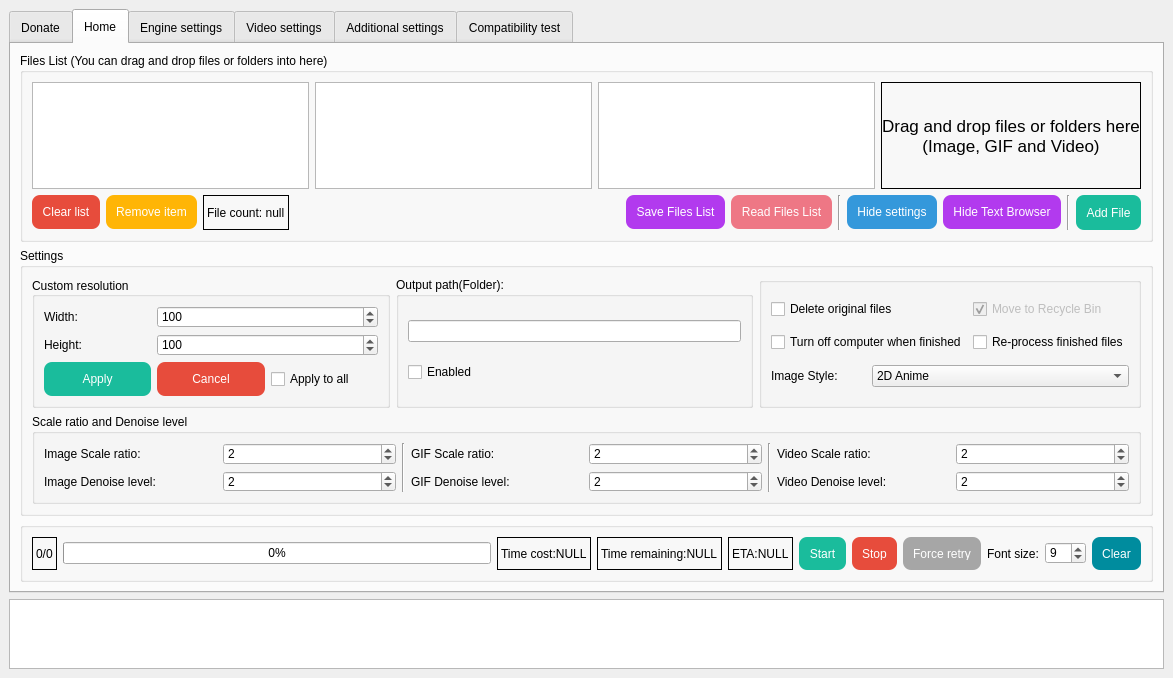
First picture: the form in SRC/Waifu2x-Extension-QT/mainwindow.ui, repository AaronFeng753/Waifu2x-Extension-GUI, before the edit.
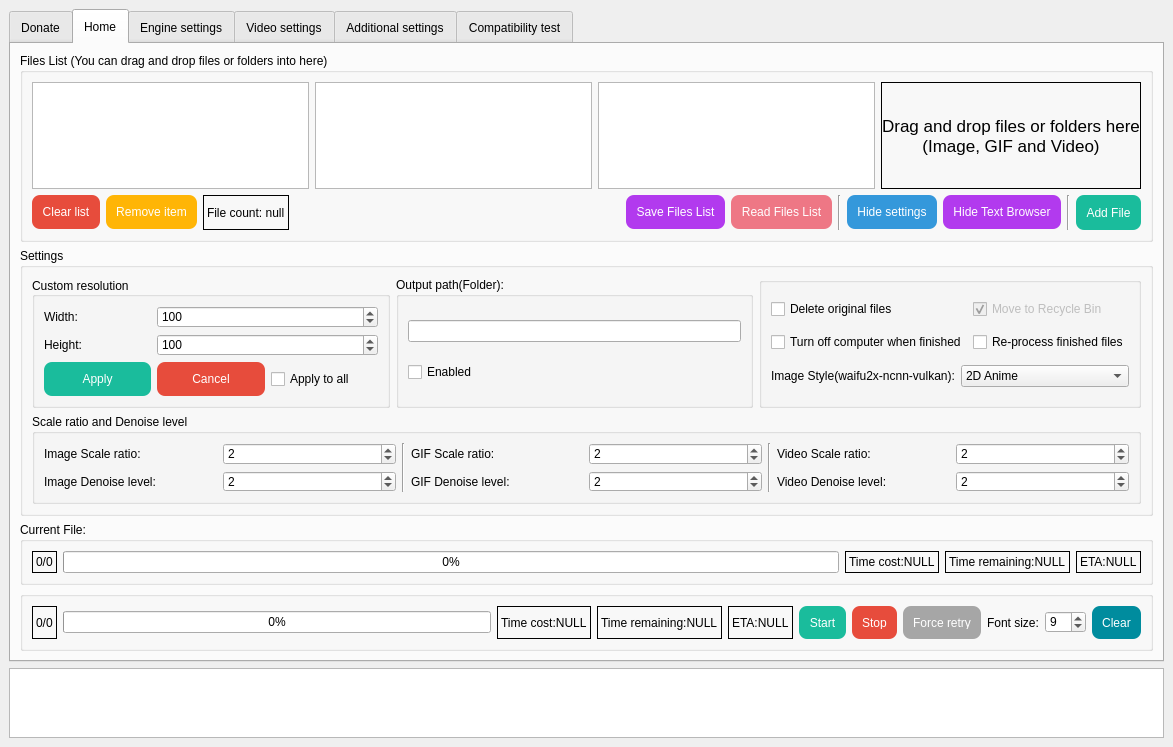
Second picture: the form after the edit. The open tabs and pages were chosen to show the change. Icons and pictures are not drawn.

Diff of the .ui file:
```diff
--- a/SRC/Waifu2x-Extension-QT/mainwindow.ui
+++ b/SRC/Waifu2x-Extension-QT/mainwindow.ui
@@ -7,7 +7,7 @@
     <x>0</x>
     <y>0</y>
     <width>1173</width>
-    <height>678</height>
+    <height>747</height>
    </rect>
   </property>
   <property name="sizePolicy">
@@ -256,6 +256,315 @@
         <string>Home</string>
        </attribute>
        <layout class="QGridLayout" name="gridLayout_15">
+        <item row="4" column="0" colspan="2">
+         <widget class="QGroupBox" name="groupBox_Progress">
+          <property name="sizePolicy">
+           <sizepolicy hsizetype="Preferred" vsizetype="Preferred">
+            <horstretch>0</horstretch>
+            <verstretch>0</verstretch>
+           </sizepolicy>
+          </property>
+          <property name="minimumSize">
+           <size>
+            <width>0</width>
+            <height>0</height>
+           </size>
+          </property>
+          <property name="maximumSize">
+           <size>
+            <width>16777215</width>
+            <height>60</height>
+           </size>
+          </property>
+          <property name="title">
+           <string/>
+          </property>
+          <layout class="QGridLayout" name="gridLayout_11">
+           <item row="0" column="1">
+            <widget class="QProgressBar" name="progressBar">
+             <property name="value">
+              <number>0</number>
+             </property>
+             <property name="format">
+              <string notr="true">%p%</string>
+             </property>
+            </widget>
+           </item>
+           <item row="0" column="9">
+            <widget class="QLabel" name="label_TextBroFontSize">
+             <property name="text">
+              <string>Font size:</string>
+             </property>
+            </widget>
+           </item>
+           <item row="0" column="3">
+            <widget class="QLabel" name="label_TimeRemain">
+             <property name="frameShape">
+              <enum>QFrame::Box</enum>
+             </property>
+             <property name="lineWidth">
+              <number>1</number>
+             </property>
+             <property name="text">
+              <string>Time remaining:NULL</string>
+             </property>
+            </widget>
+           </item>
+           <item row="0" column="4">
+            <widget class="QLabel" name="label_ETA">
+             <property name="frameShape">
+              <enum>QFrame::Box</enum>
+             </property>
+             <property name="lineWidth">
+              <number>1</number>
+             </property>
+             <property name="text">
+              <string>ETA:NULL</string>
+             </property>
+            </widget>
+           </item>
+           <item row="0" column="6">
+            <widget class="QPushButton" name="pushButton_Stop">
+             <property name="maximumSize">
+              <size>
+               <width>70</width>
+               <height>16777215</height>
+              </size>
+             </property>
+             <property name="styleSheet">
+              <string notr="true">QPushButton{
+background-color: rgb(231, 76, 60);
+color: rgb(255, 255, 255);
+border-style:outset;
+border-radius:8px;
+padding:10px;
+}
+QPushButton:hover{
+background-color: rgb(255, 102, 64);
+color: rgb(255, 255, 255);
+border-style:outset;
+border-radius:8px;
+padding:10px;
+}
+QPushButton:pressed{
+background-color: rgb(204, 65, 53);
+color: rgb(255, 255, 255);
+border-style:outset;
+border-radius:8px;
+padding:10px;
+}
+QPushButton{
+background-color: rgb(231, 76, 60);
+color: rgb(255, 255, 255);
+border-style:outset;
+border-radius:8px;
+padding:10px;
+}
+QPushButton:hover{
+background-color: rgb(255, 102, 64);
+color: rgb(255, 255, 255);
+border-style:outset;
+border-radius:8px;
+padding:10px;
+}
+QPushButton:disabled{
+	background-color: rgb(166, 166, 166);
+color: rgb(255, 255, 255);
+border-style:outset;
+border-radius:8px;
+padding:10px;
+}</string>
+             </property>
+             <property name="text">
+              <string>Stop</string>
+             </property>
+            </widget>
+           </item>
+           <item row="0" column="5">
+            <widget class="QPushButton" name="pushButton_Start">
+             <property name="minimumSize">
+              <size>
+               <width>0</width>
+               <height>0</height>
+              </size>
+             </property>
+             <property name="maximumSize">
+              <size>
+               <width>70</width>
+               <height>16777215</height>
+              </size>
+             </property>
+             <property name="toolTip">
+              <string>The result images will stay in the same folder of source images.</string>
+             </property>
+             <property name="styleSheet">
+              <string notr="true">QPushButton{
+background-color: rgb(26, 188, 156);
+color: rgb(255, 255, 255);
+border-style:outset;
+border-radius:8px;
+padding:10px;
+}
+QPushButton:hover{
+background-color: rgb(29, 214, 177);
+color: rgb(255, 255, 255);
+border-style:outset;
+border-radius:8px;
+padding:10px;
+}
+QPushButton:pressed{
+background-color: rgb(23, 173, 143);
+color: rgb(255, 255, 255);
+border-style:outset;
+border-radius:8px;
+padding:10px;
+}
+QPushButton:disabled{
+background-color: rgb(166, 166, 166);
+color: rgb(255, 255, 255);
+border-style:outset;
+border-radius:8px;
+padding:10px;
+}</string>
+             </property>
+             <property name="text">
+              <string>Start</string>
+             </property>
+            </widget>
+           </item>
+           <item row="0" column="11">
+            <widget class="QPushButton" name="pushButton_clear_textbrowser">
+             <property name="toolTip">
+              <string>Clear text browser.</string>
+             </property>
+             <property name="styleSheet">
+              <string notr="true">QPushButton{
+	background-color: rgb(0, 140, 158);
+color: rgb(255, 255, 255);
+border-style:outset;
+border-radius:8px;
+padding:10px;
+}
+QPushButton:hover{
+	background-color: rgb(0, 190, 211);
+color: rgb(255, 255, 255);
+border-style:outset;
+border-radius:8px;
+padding:10px;
+}
+QPushButton:pressed{
+	background-color: rgb(0, 108, 120);
+color: rgb(255, 255, 255);
+border-style:outset;
+border-radius:8px;
+padding:10px;
+}
+QPushButton:disabled{
+background-color: rgb(166, 166, 166);
+color: rgb(255, 255, 255);
+border-style:outset;
+border-radius:8px;
+padding:10px;
+}</string>
+             </property>
+             <property name="text">
+              <string>Clear</string>
+             </property>
+            </widget>
+           </item>
+           <item row="0" column="7">
+            <widget class="QPushButton" name="pushButton_ForceRetry">
+             <property name="enabled">
+              <bool>false</bool>
+             </property>
+             <property name="toolTip">
+              <string>In some cases, the waifu2x process can get stuck.
+
+When you find that the [Scale and denoise] progress has 
+not changed for a long time, it is recommended that you 
+perform a forced retry to remove the stuck.
+
+You can try using [Force Retry] to end the waifu2x process 
+and restart it, and the entire [Scale and denoise] process 
+will not be interrupted and will continue.</string>
+             </property>
+             <property name="styleSheet">
+              <string notr="true">QPushButton{
+background-color: rgb(178, 58, 238);
+color: rgb(255, 255, 255);
+border-style:outset;
+border-radius:8px;
+padding:10px;
+}
+QPushButton:hover{
+background-color: rgb(191, 62, 255);
+color: rgb(255, 255, 255);
+border-style:outset;
+border-radius:8px;
+padding:10px;
+}
+QPushButton:pressed{
+background-color: rgb(154, 50, 205);
+color: rgb(255, 255, 255);
+border-style:outset;
+border-radius:8px;
+padding:10px;
+}
+QPushButton:disabled{
+background-color: rgb(166, 166, 166);
+color: rgb(255, 255, 255);
+border-style:outset;
+border-radius:8px;
+padding:10px;
+}</string>
+             </property>
+             <property name="text">
+              <string>Force retry</string>
+             </property>
+            </widget>
+           </item>
+           <item row="0" column="2">
+            <widget class="QLabel" name="label_TimeCost">
+             <property name="frameShape">
+              <enum>QFrame::Box</enum>
+             </property>
+             <property name="lineWidth">
+              <number>1</number>
+             </property>
+             <property name="text">
+              <string>Time cost:NULL</string>
+             </property>
+            </widget>
+           </item>
+           <item row="0" column="10">
+            <widget class="QSpinBox" name="spinBox_textbrowser_fontsize">
+             <property name="minimum">
+              <number>1</number>
+             </property>
+             <property name="value">
+              <number>9</number>
+             </property>
+            </widget>
+           </item>
+           <item row="0" column="0">
+            <widget class="QLabel" name="label_progressBar_filenum">
+             <property name="frameShape">
+              <enum>QFrame::Box</enum>
+             </property>
+             <property name="frameShadow">
+              <enum>QFrame::Plain</enum>
+             </property>
+             <property name="lineWidth">
+              <number>1</number>
+             </property>
+             <property name="text">
+              <string notr="true">0/0</string>
+             </property>
+            </widget>
+           </item>
+          </layout>
+         </widget>
+        </item>
         <item row="1" column="0" colspan="2">
          <widget class="QGroupBox" name="groupBox_FileList">
           <property name="minimumSize">
@@ -784,315 +1093,6 @@
           </layout>
          </widget>
         </item>
-        <item row="3" column="0" colspan="2">
-         <widget class="QGroupBox" name="groupBox_Progress">
-          <property name="sizePolicy">
-           <sizepolicy hsizetype="Preferred" vsizetype="Preferred">
-            <horstretch>0</horstretch>
-            <verstretch>0</verstretch>
-           </sizepolicy>
-          </property>
-          <property name="minimumSize">
-           <size>
-            <width>0</width>
-            <height>0</height>
-           </size>
-          </property>
-          <property name="maximumSize">
-           <size>
-            <width>16777215</width>
-            <height>60</height>
-           </size>
-          </property>
-          <property name="title">
-           <string/>
-          </property>
-          <layout class="QGridLayout" name="gridLayout_11">
-           <item row="0" column="1">
-            <widget class="QProgressBar" name="progressBar">
-             <property name="value">
-              <number>0</number>
-             </property>
-             <property name="format">
-              <string notr="true">%p%</string>
-             </property>
-            </widget>
-           </item>
-           <item row="0" column="9">
-            <widget class="QLabel" name="label_TextBroFontSize">
-             <property name="text">
-              <string>Font size:</string>
-             </property>
-            </widget>
-           </item>
-           <item row="0" column="3">
-            <widget class="QLabel" name="label_TimeRemain">
-             <property name="frameShape">
-              <enum>QFrame::Box</enum>
-             </property>
-             <property name="lineWidth">
-              <number>1</number>
-             </property>
-             <property name="text">
-              <string>Time remaining:NULL</string>
-             </property>
-            </widget>
-           </item>
-           <item row="0" column="4">
-            <widget class="QLabel" name="label_ETA">
-             <property name="frameShape">
-              <enum>QFrame::Box</enum>
-             </property>
-             <property name="lineWidth">
-              <number>1</number>
-             </property>
-             <property name="text">
-              <string>ETA:NULL</string>
-             </property>
-            </widget>
-           </item>
-           <item row="0" column="6">
-            <widget class="QPushButton" name="pushButton_Stop">
-             <property name="maximumSize">
-              <size>
-               <width>70</width>
-               <height>16777215</height>
-              </size>
-             </property>
-             <property name="styleSheet">
-              <string notr="true">QPushButton{
-background-color: rgb(231, 76, 60);
-color: rgb(255, 255, 255);
-border-style:outset;
-border-radius:8px;
-padding:10px;
-}
-QPushButton:hover{
-background-color: rgb(255, 102, 64);
-color: rgb(255, 255, 255);
-border-style:outset;
-border-radius:8px;
-padding:10px;
-}
-QPushButton:pressed{
-background-color: rgb(204, 65, 53);
-color: rgb(255, 255, 255);
-border-style:outset;
-border-radius:8px;
-padding:10px;
-}
-QPushButton{
-background-color: rgb(231, 76, 60);
-color: rgb(255, 255, 255);
-border-style:outset;
-border-radius:8px;
-padding:10px;
-}
-QPushButton:hover{
-background-color: rgb(255, 102, 64);
-color: rgb(255, 255, 255);
-border-style:outset;
-border-radius:8px;
-padding:10px;
-}
-QPushButton:disabled{
-	background-color: rgb(166, 166, 166);
-color: rgb(255, 255, 255);
-border-style:outset;
-border-radius:8px;
-padding:10px;
-}</string>
-             </property>
-             <property name="text">
-              <string>Stop</string>
-             </property>
-            </widget>
-           </item>
-           <item row="0" column="5">
-            <widget class="QPushButton" name="pushButton_Start">
-             <property name="minimumSize">
-              <size>
-               <width>0</width>
-               <height>0</height>
-              </size>
-             </property>
-             <property name="maximumSize">
-              <size>
-               <width>70</width>
-               <height>16777215</height>
-              </size>
-             </property>
-             <property name="toolTip">
-              <string>The result images will stay in the same folder of source images.</string>
-             </property>
-             <property name="styleSheet">
-              <string notr="true">QPushButton{
-background-color: rgb(26, 188, 156);
-color: rgb(255, 255, 255);
-border-style:outset;
-border-radius:8px;
-padding:10px;
-}
-QPushButton:hover{
-background-color: rgb(29, 214, 177);
-color: rgb(255, 255, 255);
-border-style:outset;
-border-radius:8px;
-padding:10px;
-}
-QPushButton:pressed{
-background-color: rgb(23, 173, 143);
-color: rgb(255, 255, 255);
-border-style:outset;
-border-radius:8px;
-padding:10px;
-}
-QPushButton:disabled{
-background-color: rgb(166, 166, 166);
-color: rgb(255, 255, 255);
-border-style:outset;
-border-radius:8px;
-padding:10px;
-}</string>
-             </property>
-             <property name="text">
-              <string>Start</string>
-             </property>
-            </widget>
-           </item>
-           <item row="0" column="11">
-            <widget class="QPushButton" name="pushButton_clear_textbrowser">
-             <property name="toolTip">
-              <string>Clear text browser.</string>
-             </property>
-             <property name="styleSheet">
-              <string notr="true">QPushButton{
-	background-color: rgb(0, 140, 158);
-color: rgb(255, 255, 255);
-border-style:outset;
-border-radius:8px;
-padding:10px;
-}
-QPushButton:hover{
-	background-color: rgb(0, 190, 211);
-color: rgb(255, 255, 255);
-border-style:outset;
-border-radius:8px;
-padding:10px;
-}
-QPushButton:pressed{
-	background-color: rgb(0, 108, 120);
-color: rgb(255, 255, 255);
-border-style:outset;
-border-radius:8px;
-padding:10px;
-}
-QPushButton:disabled{
-background-color: rgb(166, 166, 166);
-color: rgb(255, 255, 255);
-border-style:outset;
-border-radius:8px;
-padding:10px;
-}</string>
-             </property>
-             <property name="text">
-              <string>Clear</string>
-             </property>
-            </widget>
-           </item>
-           <item row="0" column="7">
-            <widget class="QPushButton" name="pushButton_ForceRetry">
-             <property name="enabled">
-              <bool>false</bool>
-             </property>
-             <property name="toolTip">
-              <string>In some cases, the waifu2x process can get stuck.
-
-When you find that the [Scale and denoise] progress has 
-not changed for a long time, it is recommended that you 
-perform a forced retry to remove the stuck.
-
-You can try using [Force Retry] to end the waifu2x process 
-and restart it, and the entire [Scale and denoise] process 
-will not be interrupted and will continue.</string>
-             </property>
-             <property name="styleSheet">
-              <string notr="true">QPushButton{
-background-color: rgb(178, 58, 238);
-color: rgb(255, 255, 255);
-border-style:outset;
-border-radius:8px;
-padding:10px;
-}
-QPushButton:hover{
-background-color: rgb(191, 62, 255);
-color: rgb(255, 255, 255);
-border-style:outset;
-border-radius:8px;
-padding:10px;
-}
-QPushButton:pressed{
-background-color: rgb(154, 50, 205);
-color: rgb(255, 255, 255);
-border-style:outset;
-border-radius:8px;
-padding:10px;
-}
-QPushButton:disabled{
-background-color: rgb(166, 166, 166);
-color: rgb(255, 255, 255);
-border-style:outset;
-border-radius:8px;
-padding:10px;
-}</string>
-             </property>
-             <property name="text">
-              <string>Force retry</string>
-             </property>
-            </widget>
-           </item>
-           <item row="0" column="2">
-            <widget class="QLabel" name="label_TimeCost">
-             <property name="frameShape">
-              <enum>QFrame::Box</enum>
-             </property>
-             <property name="lineWidth">
-              <number>1</number>
-             </property>
-             <property name="text">
-              <string>Time cost:NULL</string>
-             </property>
-            </widget>
-           </item>
-           <item row="0" column="10">
-            <widget class="QSpinBox" name="spinBox_textbrowser_fontsize">
-             <property name="minimum">
-              <number>1</number>
-             </property>
-             <property name="value">
-              <number>9</number>
-             </property>
-            </widget>
-           </item>
-           <item row="0" column="0">
-            <widget class="QLabel" name="label_progressBar_filenum">
-             <property name="frameShape">
-              <enum>QFrame::Box</enum>
-             </property>
-             <property name="frameShadow">
-              <enum>QFrame::Plain</enum>
-             </property>
-             <property name="lineWidth">
-              <number>1</number>
-             </property>
-             <property name="text">
-              <string notr="true">0/0</string>
-             </property>
-            </widget>
-           </item>
-          </layout>
-         </widget>
-        </item>
         <item row="2" column="0" colspan="2">
          <widget class="QGroupBox" name="groupBox_Setting">
           <property name="minimumSize">
@@ -1642,7 +1642,7 @@
 SRMD-ncnn-vulkan can supports all image style without change any settings.</string>
                 </property>
                 <property name="text">
-                 <string>Image Style:</string>
+                 <string>Image Style(waifu2x-ncnn-vulkan):</string>
                 </property>
                 <property name="alignment">
                  <set>Qt::AlignLeading|Qt::AlignLeft|Qt::AlignVCenter</set>
@@ -1694,6 +1694,71 @@
           </layout>
          </widget>
         </item>
+        <item row="3" column="0" colspan="2">
+         <widget class="QGroupBox" name="groupBox_CurrentFile">
+          <property name="minimumSize">
+           <size>
+            <width>0</width>
+            <height>0</height>
+           </size>
+          </property>
+          <property name="title">
+           <string>Current File:</string>
+          </property>
+          <layout class="QGridLayout" name="gridLayout_28">
+           <item row="0" column="1">
+            <widget class="QProgressBar" name="progressBar_CurrentFile">
+             <property name="value">
+              <number>0</number>
+             </property>
+            </widget>
+           </item>
+           <item row="0" column="0">
+            <widget class="QLabel" name="label_FrameProgress_CurrentFile">
+             <property name="frameShape">
+              <enum>QFrame::Box</enum>
+             </property>
+             <property name="frameShadow">
+              <enum>QFrame::Plain</enum>
+             </property>
+             <property name="text">
+              <string notr="true">0/0</string>
+             </property>
+            </widget>
+           </item>
+           <item row="0" column="2">
+            <widget class="QLabel" name="label_TimeCost_CurrentFile">
+             <property name="frameShape">
+              <enum>QFrame::Box</enum>
+             </property>
+             <property name="text">
+              <string>Time cost:NULL</string>
+             </property>
+            </widget>
+           </item>
+           <item row="0" column="3">
+            <widget class="QLabel" name="label_TimeRemain_CurrentFile">
+             <property name="frameShape">
+              <enum>QFrame::Box</enum>
+             </property>
+             <property name="text">
+              <string>Time remaining:NULL</string>
+             </property>
+            </widget>
+           </item>
+           <item row="0" column="4">
+            <widget class="QLabel" name="label_ETA_CurrentFile">
+             <property name="frameShape">
+              <enum>QFrame::Box</enum>
+             </property>
+             <property name="text">
+              <string>ETA:NULL</string>
+             </property>
+            </widget>
+           </item>
+          </layout>
+         </widget>
+        </item>
        </layout>
       </widget>
       <widget class="QWidget" name="tab_EngineSettings">
```
Left out of the diff: 2 changed lines with no effect on the pictures.
